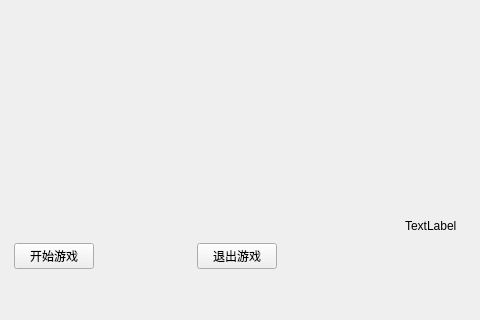
Above: gameWidget.ui from Axlashh/fake-noita before the change; both pictures show x 165 to 645 and y 174 to 494 of the 645 by 494 pixel window. Below: the same form after it.
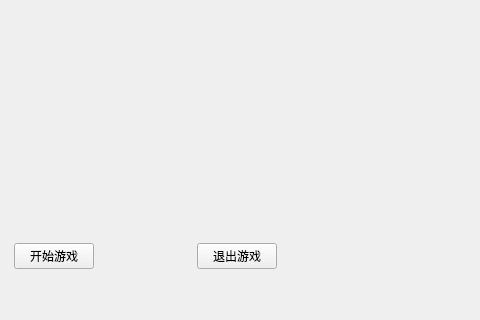
That is the form after the change.

Diff of the .ui file:
```diff
--- a/gameWidget.ui
+++ b/gameWidget.ui
@@ -97,19 +97,6 @@
     <string>TextLabel</string>
    </property>
   </widget>
-  <widget class="QLabel" name="labelaa">
-   <property name="geometry">
-    <rect>
-     <x>570</x>
-     <y>390</y>
-     <width>67</width>
-     <height>20</height>
-    </rect>
-   </property>
-   <property name="text">
-    <string>TextLabel</string>
-   </property>
-  </widget>
  </widget>
  <layoutdefault spacing="6" margin="11"/>
  <resources/>
```
